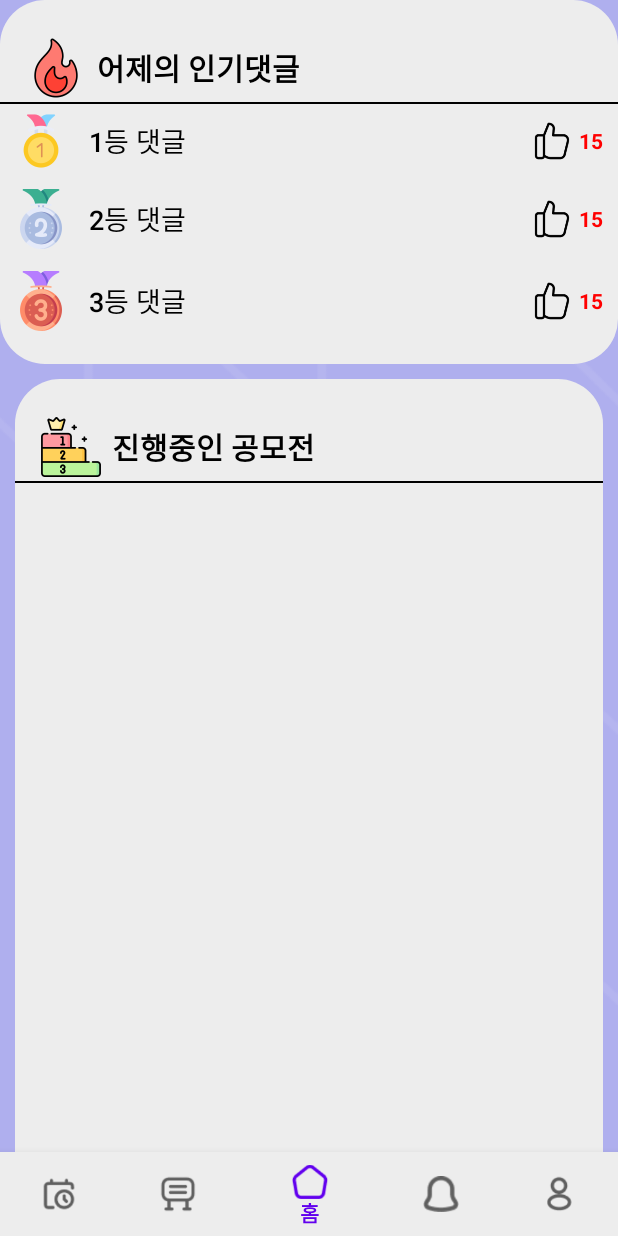
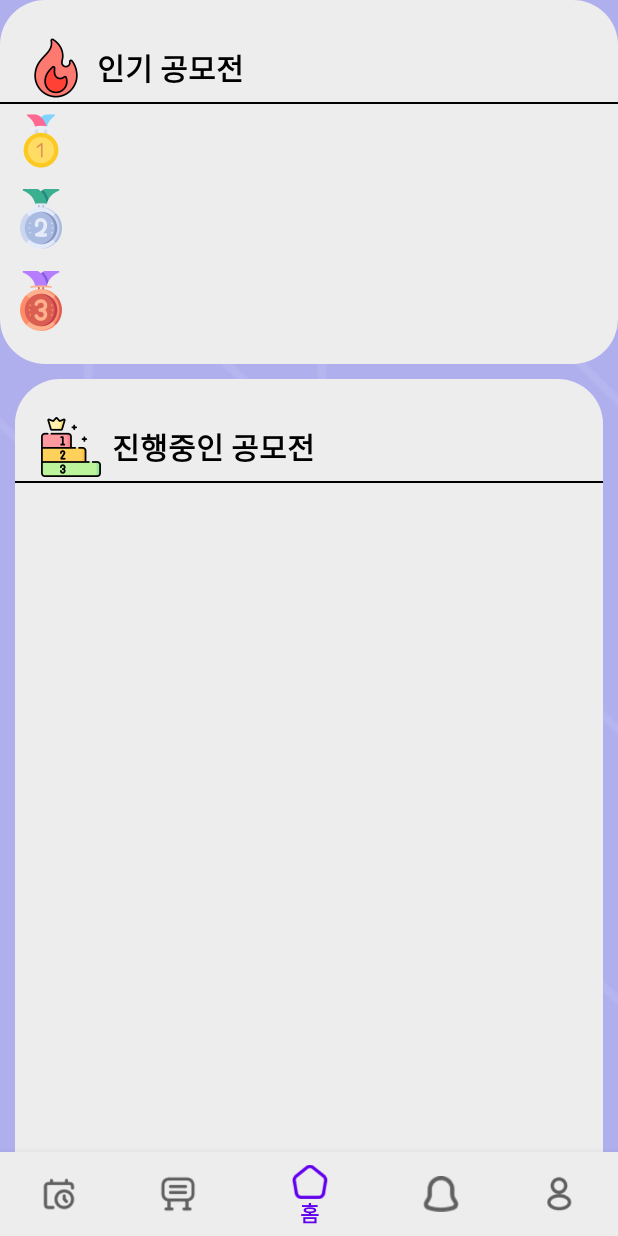
Before and after one commit to wootaegyeoung/android_team_git, an Android app: the home screen opened directly, with no data from a screen before it, on a phone screen of 412 x 824 dp. Run offline under Robolectric (Android 15) with nearby library versions, the phone set to English and light mode, and no system bars; our stand-ins replace Firebase (no records; nobody signed in at launch, a user with empty details on screens opened directly); libraries missing offline, so code that uses them is left out: org.checkerframework.checker.

Commit message:
홈화면 / 인기글 부분에 댓글 수 내림차순으로 띄우기 완료

```diff
--- a/app/src/main/java/com/gachon/mp_termproject/home.java
+++ b/app/src/main/java/com/gachon/mp_termproject/home.java
@@ -31,6 +31,8 @@ import com.google.firebase.firestore.QuerySnapshot;
 import com.google.firebase.storage.FirebaseStorage;
 import com.google.firebase.storage.StorageReference;
 
+import org.checkerframework.checker.units.qual.C;
+
 import java.util.ArrayList;
 import java.util.Collections;
 import java.util.Comparator;
@@ -45,15 +47,164 @@ public class home extends Fragment {
     FirebaseFirestore db = FirebaseFirestore.getInstance();
     FirebaseStorage storage = FirebaseStorage.getInstance(); // 파이어베이스 스토리지
     CollectionReference CW_collectionRef;
+    List<Post> posts; // 인기글에 올릴 글 목록들
 
     @Override
     public View onCreateView(LayoutInflater inflater, ViewGroup container,
                              Bundle savedInstanceState) {
         View view = inflater.inflate(R.layout.fragment_home, container, false);
-        // 오늘의 인기댓글
-        Button btn_rank1 = view.findViewById(R.id.comment_rank1);
-        Button btn_rank2 = view.findViewById(R.id.comment_rank2);
-        Button btn_rank3 = view.findViewById(R.id.comment_rank3);
+        // 인기 공모전
+        Button btn_rank1 = view.findViewById(R.id.rank1_title);
+        Button btn_rank2 = view.findViewById(R.id.rank2_title);
+        Button btn_rank3 = view.findViewById(R.id.rank3_title);
+        TextView tv_com1 = view.findViewById(R.id.rank1_com_num);
+        TextView tv_com2 = view.findViewById(R.id.rank2_com_num);
+        TextView tv_com3 = view.findViewById(R.id.rank3_com_num);
+
+        // 초기화
+        btn_rank1.setText("");
+        btn_rank2.setText("");
+        btn_rank3.setText("");
+        tv_com1.setText("");
+        tv_com2.setText("");
+        tv_com3.setText("");
+
+        btn_rank1.setOnClickListener(new View.OnClickListener() {
+            @Override
+            public void onClick(View v) {
+                if (posts.size() >= 1) {
+                    Intent intent = new Intent(getContext(), clickBillboard.class);
+                    intent.putExtra("selectedPost", posts.get(0));
+                    startActivity(intent);
+                }
+            }
+        });
+        btn_rank2.setOnClickListener(new View.OnClickListener() {
+            @Override
+            public void onClick(View v) {
+                if (posts.size() >= 2) {
+                    Intent intent = new Intent(getContext(), clickBillboard.class);
+                    intent.putExtra("selectedPost", posts.get(1));
+                    startActivity(intent);
+                }
+            }
+        });
+        btn_rank3.setOnClickListener(new View.OnClickListener() {
+            @Override
+            public void onClick(View v) {
+                if (posts.size() >= 3) {
+                    Intent intent = new Intent(getContext(), clickBillboard.class);
+                    intent.putExtra("selectedPost", posts.get(2));
+                    startActivity(intent);
+                }
+            }
+        });
+
+
+        // Firestore의 "Contest_Writes" 컬렉션을 참조하는 CollectionReference 생성
+        CW_collectionRef = db.collection("Contest_Writes");
+
+        CW_collectionRef.get()
+                .addOnSuccessListener(queryDocumentSnapshots -> {
+                    posts = new ArrayList<>();
+                    for (QueryDocumentSnapshot document : queryDocumentSnapshots) {
+
+
+                        // Firestore에서 각 문서의 필드 데이터 가져오기
+                        String str_title = document.getString("제목");
+                        String str_content = document.getString("내용");
+                        String str_writer = document.getString("작성자");
+                        String str_image = document.getString("image");
+                        String send_time = document.getString("시간");
+                        String str_id = document.getString("id");
+                        Map<String, Object> map_reward = (Map<String, Object>) document.getData().get("상금");
+                        List<Map<String, Comment>> commentMap;
+                        if (document.contains("댓글"))
+                            commentMap = (List<Map<String, Comment>>) document.get("댓글");
+                        else
+                            commentMap = new ArrayList<>(); // 아직 댓글이 없으면 0크기의 리스트를 새롭게 선언해줌
+
+
+                        List<Comment> newCommentList = new ArrayList<>();
+                        for (Map<String, Comment> cm : commentMap) {
+                            Comment newComment = new Comment();
+                            for (String key : cm.keySet()) {
+                                Object value = cm.get(key);
+                                if (key.equalsIgnoreCase("cnt_recommend")) {
+                                    if (value instanceof Number) {
+                                        newComment.setCnt_recommend(((Long) value).intValue());
+                                    }
+                                } else if (key.equalsIgnoreCase("comment_content")) {
+                                    if (value instanceof String) {
+                                        newComment.setComment_content((String) value);
+                                    }
+                                } else if (key.equalsIgnoreCase("writer")) {
+                                    if (value instanceof String) {
+                                        newComment.setWriter((String) value);
+                                    }
+                                } else if (key.equalsIgnoreCase("parentPostId")) {
+                                    if (value instanceof String) {
+                                        newComment.setParentPostId((String) value);
+                                    }
+                                }
+                            }
+                            newCommentList.add(newComment);
+                        }
+                        if (str_image == null)
+                            return;
+
+                        // 이미지 불러오기
+                        StorageReference storageRef = storage.getReference();
+                        StorageReference imageRef = storageRef.child(str_image);
+                        imageRef.getDownloadUrl().addOnSuccessListener(new OnSuccessListener<Uri>() {
+                            @Override
+                            public void onSuccess(Uri uri) {
+                                // 이미지 다운로드 성공 시 처리할 작업
+                                // uri를 사용하여 이미지를 표시할 수 있음
+                                Post newPost = new Post(str_title, str_writer, str_content, map_reward, uri, newCommentList, send_time, str_id, getContext());
+                                posts.add(newPost);
+                                if (queryDocumentSnapshots.size() == posts.size()) {
+                                    Collections.sort(posts, new Comparator<Post>() {
+                                        @Override
+                                        public int compare(Post o1, Post o2) {
+                                            return Integer.compare(o2.getCommentList().size(), o1.getCommentList().size()); // 댓글 갯수를 기준으로 내림차순 정렬
+                                        }
+                                    });
+                                    if (posts.size() >= 3) {
+                                        // 글 제목 표시
+                                        btn_rank1.setText(posts.get(0).getTitle());
+                                        btn_rank2.setText(posts.get(1).getTitle());
+                                        btn_rank3.setText(posts.get(2).getTitle());
+                                        // 댓글 수 표시
+                                        tv_com1.setText(Integer.toString(posts.get(0).getCommentList().size()));
+                                        tv_com2.setText(Integer.toString(posts.get(1).getCommentList().size()));
+                                        tv_com3.setText(Integer.toString(posts.get(2).getCommentList().size()));
+                                    } else if (posts.size() == 2) {
+                                        btn_rank1.setText(posts.get(0).getTitle());
+                                        btn_rank2.setText(posts.get(1).getTitle());
+
+                                        tv_com1.setText(Integer.toString(posts.get(0).getCommentList().size()));
+                                        tv_com2.setText(Integer.toString(posts.get(1).getCommentList().size()));
+                                    } else if (posts.size() == 1) {
+                                        btn_rank1.setText(posts.get(0).getTitle());
+
+                                        tv_com1.setText(Integer.toString(posts.get(0).getCommentList().size()));
+                                    }
+                                }
+                            }
+                        }).addOnFailureListener(new OnFailureListener() {
+                            @Override
+                            public void onFailure(Exception e) {
+                                // 이미지 다운로드 실패 시 처리할 작업
+                                Toast.makeText(getContext(), e.toString(), Toast.LENGTH_LONG).show();
+                            }
+                        });
+                    }
+
+                })
+                .addOnFailureListener(e -> {
+                });
+
 
         // RecyclerView와 어댑터 초기화
         postList = new ArrayList<>();
@@ -62,13 +213,8 @@ public class home extends Fragment {
         recyclerView.setLayoutManager(linearLayoutManager);
         postAdapter = new PostAdapter(postList);
         recyclerView.setAdapter(postAdapter);
-
-        // Firestore의 "Contest_Writes" 컬렉션을 참조하는 CollectionReference 생성
-        CW_collectionRef = db.collection("Contest_Writes");
-
         // 데이터 변경을 실시간으로 감지하는 addSnapshotListener 사용
-        CW_collectionRef.orderBy("시간", Query.Direction.DESCENDING)
-                .addSnapshotListener(new EventListener<QuerySnapshot>() {
+        CW_collectionRef.addSnapshotListener(new EventListener<QuerySnapshot>() {
             @Override
             public void onEvent(QuerySnapshot value, FirebaseFirestoreException error) {
                 if (error != null) {
--- a/app/src/main/res/layout/fragment_home.xml
+++ b/app/src/main/res/layout/fragment_home.xml
@@ -33,12 +33,12 @@
                 android:layout_width="match_parent"
                 android:layout_height="wrap_content"
                 android:layout_gravity="center"
-                android:text="어제의 인기댓글"
+                android:text="인기 공모전"
                 android:textColor="#000000"
                 android:textSize="20dp"
                 android:textStyle="bold" />
         </LinearLayout>
-        <!--1등 댓글-->
+
         <RelativeLayout
             android:layout_width="match_parent"
             android:layout_height="wrap_content"
@@ -53,39 +53,30 @@
                 android:background="@drawable/rank1" />
 
             <Button
-                android:id="@+id/comment_rank1"
+                android:id="@+id/rank1_title"
                 android:layout_width="wrap_content"
                 android:layout_height="wrap_content"
                 android:layout_centerVertical="true"
                 android:layout_toRightOf="@+id/rank1_image"
                 android:background="#00000000"
                 android:letterSpacing="0"
-                android:text="1등 댓글"
+                android:text="1등 글제목"
                 android:textColor="#000000"
                 android:textSize="18dp" />
 
-            <ImageView
-                android:id="@+id/like_image1"
-                android:layout_width="25dp"
-                android:layout_height="25dp"
-                android:layout_centerVertical="true"
-                android:layout_marginRight="5dp"
-                android:layout_toLeftOf="@+id/num_like1"
-                android:background="@drawable/like" />
-
             <TextView
-                android:id="@+id/num_like1"
+                android:id="@+id/rank1_com_num"
                 android:layout_width="wrap_content"
                 android:layout_height="wrap_content"
                 android:layout_alignParentRight="true"
-                android:layout_centerVertical="true"
-                android:layout_marginRight="10dp"
-                android:text="15"
+                android:layout_marginTop="10dp"
+                android:layout_marginRight="20dp"
+                android:text="25"
                 android:textColor="#FF0000"
-                android:textStyle="bold" />
+                android:textSize="20dp" />
 
         </RelativeLayout>
-        <!--2등 댓글-->
+
         <RelativeLayout
             android:layout_width="match_parent"
             android:layout_height="wrap_content"
@@ -100,38 +91,30 @@
                 android:background="@drawable/rank2" />
 
             <Button
-                android:id="@+id/comment_rank2"
+                android:id="@+id/rank2_title"
                 android:layout_width="wrap_content"
                 android:layout_height="wrap_content"
                 android:layout_centerVertical="true"
                 android:layout_toRightOf="@+id/rank2_image"
                 android:background="#00000000"
                 android:letterSpacing="0"
-                android:text="2등 댓글"
+                android:text="2등 글제목"
                 android:textColor="#000000"
                 android:textSize="18dp" />
 
-            <ImageView
-                android:id="@+id/like_image2"
-                android:layout_width="25dp"
-                android:layout_height="25dp"
-                android:layout_centerVertical="true"
-                android:layout_marginRight="5dp"
-                android:layout_toLeftOf="@+id/num_like2"
-                android:background="@drawable/like" />
-
             <TextView
-                android:id="@+id/num_like2"
+                android:id="@+id/rank2_com_num"
                 android:layout_width="wrap_content"
                 android:layout_height="wrap_content"
                 android:layout_alignParentRight="true"
-                android:layout_centerVertical="true"
-                android:layout_marginRight="10dp"
-                android:text="15"
+                android:layout_marginTop="10dp"
+                android:layout_marginRight="20dp"
+                android:text="25"
                 android:textColor="#FF0000"
-                android:textStyle="bold" />
+                android:textSize="20dp" />
+
         </RelativeLayout>
-        <!--3등 댓글-->
+
         <RelativeLayout
             android:layout_width="match_parent"
             android:layout_height="wrap_content"
@@ -146,7 +129,7 @@
                 android:background="@drawable/rank3" />
 
             <Button
-                android:id="@+id/comment_rank3"
+                android:id="@+id/rank3_title"
                 android:layout_width="wrap_content"
                 android:layout_height="wrap_content"
                 android:layout_centerVertical="true"
@@ -154,29 +137,20 @@
                 android:layout_toRightOf="@+id/rank3_image"
                 android:background="#00000000"
                 android:letterSpacing="0"
-                android:text="3등 댓글"
+                android:text="3등 글제목"
                 android:textColor="#000000"
                 android:textSize="18dp" />
 
-            <ImageView
-                android:id="@+id/like_image3"
-                android:layout_width="25dp"
-                android:layout_height="25dp"
-                android:layout_centerVertical="true"
-                android:layout_marginRight="5dp"
-                android:layout_toLeftOf="@+id/num_like3"
-                android:background="@drawable/like" />
-
             <TextView
-                android:id="@+id/num_like3"
+                android:id="@+id/rank3_com_num"
                 android:layout_width="wrap_content"
                 android:layout_height="wrap_content"
                 android:layout_alignParentRight="true"
-                android:layout_centerVertical="true"
-                android:layout_marginRight="10dp"
-                android:text="15"
+                android:layout_marginTop="10dp"
+                android:layout_marginRight="20dp"
+                android:text="25"
                 android:textColor="#FF0000"
-                android:textStyle="bold" />
+                android:textSize="20dp" />
         </RelativeLayout>
 
 
```
Lines whose indentation alone changed are shown as unchanged.
